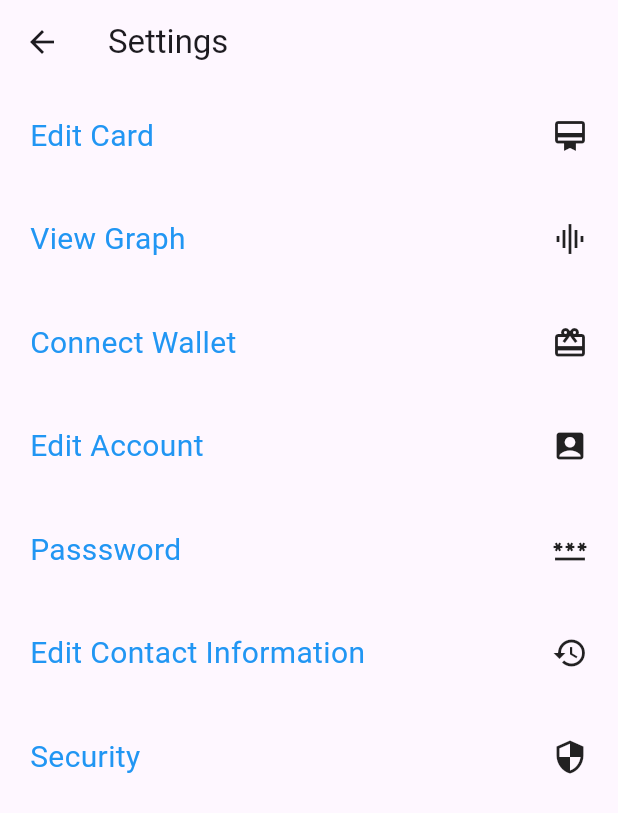
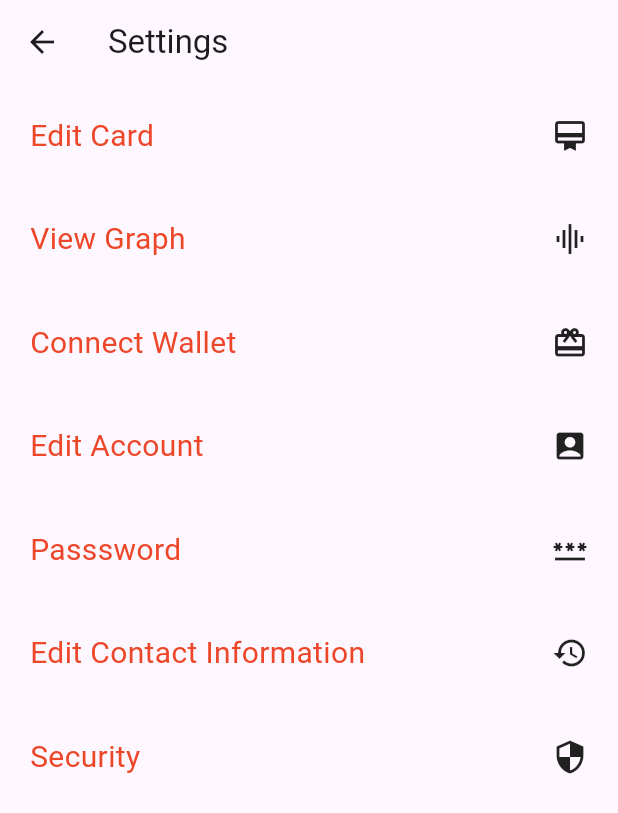
Before and after one commit to jwsvengit7/cardonic-app-flutter, a Flutter app: the screen it shows after launch, after a tap on the "menu" icon, after a tap on "Settings", on a phone screen of 412 x 824 dp. Shown: the top 813 px of the screen. Run offline on Flutter 3.47's test engine with Material 2 defaults, Android fonts, the phone set to English and light mode, and no system bars; our stand-ins replace flutter_svg, get, shared_preferences; network calls fail.

Commit message:
Color Tools

```diff
--- a/lib/helpers/constants.dart
+++ b/lib/helpers/constants.dart
@@ -1,3 +1,3 @@
 class Constants {
-  static final String BASE_URL = "http://192.168.0.106:8085";
+  static final String BASE_URL = "http://192.168.2.159:8085";
 }
--- a/lib/screen/User/dashboard.dart
+++ b/lib/screen/User/dashboard.dart
@@ -1,14 +1,13 @@
+import 'package:cardmonix/screen/User/dto/CoinsResponse.dart';
 import 'package:cardmonix/screen/User/dto/UserDetails.dart';
-import 'package:cardmonix/screen/User/giftcards/giftcards.dart';
+import 'package:cardmonix/screen/User/giftcards/giftcardsItem.dart';
 import 'package:cardmonix/screen/User/settings.dart';
 import 'package:cardmonix/screen/Verification/otp_verification.dart';
 import 'package:cardmonix/service/api_service.dart';
 import 'package:flutter/material.dart';
 import 'package:cardmonix/screen/User/coins/coins.dart';
 import 'package:cardmonix/screen/User/footer.dart';
-import 'package:http/http.dart' as http;
 import 'dart:convert';
-import 'package:shared_preferences/shared_preferences.dart';
 
 class DashboardScreen extends StatefulWidget {
   @override
@@ -23,7 +22,7 @@ class DashboardScreenState extends State<DashboardScreen> {
   String role = '';
   BigInt? amount = null;
 
-  List<Map<String, dynamic>> coinData = [];
+  List<Coin> coinData = [];
   dynamic userInfo;
 
   Future<void> fetchData() async {
@@ -35,15 +34,24 @@ class DashboardScreenState extends State<DashboardScreen> {
         final List<dynamic> content = data['data']['content'];
 
         setState(() {
-          coinData = content.cast<Map<String, dynamic>>();
+          coinData = content.map((coinJson) {
+            return Coin(
+              coin_id: coinJson['coin_id'],
+              name: coinJson['name'],
+              image: coinJson['image'],
+              current_price: coinJson['current_price'],
+              old_price: coinJson['old_price'],
+              activate: coinJson['activate'],
+            );
+          }).toList();
         });
-        print(coinData);
+        print(coinData.length);
       } else {
         print("Error");
         throw Exception('Failed to load data');
       }
     } catch (error) {
-      print("Error ocurred");
+      print("Error occurred: $error");
       throw Exception('Error: $error');
     }
   }
@@ -112,7 +120,7 @@ class DashboardScreenState extends State<DashboardScreen> {
           children: <Widget>[
             DrawerHeader(
               decoration: BoxDecoration(
-                color: Color.fromARGB(255, 44, 86, 223),
+                color: Color.fromARGB(255, 237, 70, 41),
               ),
               child: Column(
                 crossAxisAlignment: CrossAxisAlignment.start,
@@ -136,7 +144,7 @@ class DashboardScreenState extends State<DashboardScreen> {
                   Text(
                     email,
                     style: TextStyle(
-                      color: Color.fromARGB(155, 255, 255, 255),
+                      color: Color.fromARGB(255, 237, 70, 41),
                       fontSize: 13,
                     ),
                   ),
@@ -154,7 +162,7 @@ class DashboardScreenState extends State<DashboardScreen> {
               onTap: () {
                 Navigator.push(
                   context,
-                  MaterialPageRoute(builder: (context) => Giftcards()),
+                  MaterialPageRoute(builder: (context) => Item()),
                 );
               },
             ),
@@ -202,7 +210,6 @@ class DashboardScreenState extends State<DashboardScreen> {
                 children: [
                   Container(
                     height: 100,
-                    color: const Color.fromARGB(255, 203, 216, 222),
                     child: Row(
                       mainAxisAlignment: MainAxisAlignment.spaceEvenly,
                       crossAxisAlignment: CrossAxisAlignment.center,
@@ -214,7 +221,8 @@ class DashboardScreenState extends State<DashboardScreen> {
                           child: const SizedBox(
                             width: 40,
                             height: 40,
-                            child: Icon(Icons.menu),
+                            child:
+                                Icon(Icons.menu, color: Colors.red, size: 35),
                           ),
                         ),
                         SizedBox(
@@ -224,15 +232,13 @@ class DashboardScreenState extends State<DashboardScreen> {
                             mainAxisAlignment: MainAxisAlignment.center,
                             crossAxisAlignment: CrossAxisAlignment.center,
                             children: [
-                              ElevatedButton(
-                                onPressed: () {},
-                                child: const Text(
-                                  "Dashboard",
-                                  style: TextStyle(
-                                    fontSize: 20.0,
-                                    fontWeight: FontWeight.bold,
-                                    color: Color.fromARGB(255, 2, 23, 40),
-                                  ),
+                              Container(
+                                height: 100,
+                                alignment: Alignment.center,
+                                child: Image.asset(
+                                  "images/logo-app.jpeg",
+                                  width: 70,
+                                  height: 70,
                                 ),
                               ),
                             ],
@@ -241,7 +247,11 @@ class DashboardScreenState extends State<DashboardScreen> {
                         const SizedBox(
                           width: 40,
                           height: 40,
-                          child: Icon(Icons.notification_add),
+                          child: Icon(
+                            Icons.notification_add,
+                            size: 30,
+                            color: Colors.red,
+                          ),
                         ),
                       ],
                     ),
@@ -255,7 +265,7 @@ class DashboardScreenState extends State<DashboardScreen> {
                         Container(
                           width: MediaQuery.devicePixelRatioOf(context),
                           height: 300,
-                          color: Colors.red,
+                          color: Colors.white,
                         )
                       ],
                     ),
--- a/lib/screen/User/settings.dart
+++ b/lib/screen/User/settings.dart
@@ -8,6 +8,7 @@ import 'package:cardmonix/screen/User/setting/password.dart';
 import 'package:flutter/material.dart';
 
 class Setting extends StatelessWidget {
+  Color color = Color.fromARGB(255, 237, 70, 41);
   Widget build(BuildContext context) {
     return Scaffold(
       appBar: AppBar(title: const Text("Settings")),
@@ -22,12 +23,12 @@ class Setting extends StatelessWidget {
                 MaterialPageRoute(builder: (context) => CardContent()),
               );
             },
-            child: const Row(
+            child: Row(
               mainAxisAlignment: MainAxisAlignment.spaceBetween,
               children: [
                 Text(
                   "Edit Card",
-                  style: TextStyle(fontSize: 20, color: Colors.blue),
+                  style: TextStyle(fontSize: 20, color: color),
                 ),
                 Icon(Icons.card_membership),
               ],
@@ -44,12 +45,12 @@ class Setting extends StatelessWidget {
                 MaterialPageRoute(builder: (context) => Graph()),
               );
             },
-            child: const Row(
+            child: Row(
               mainAxisAlignment: MainAxisAlignment.spaceBetween,
               children: [
                 Text(
                   "View Graph",
-                  style: TextStyle(fontSize: 20, color: Colors.blue),
+                  style: TextStyle(fontSize: 20, color: color),
                 ),
                 Icon(Icons.graphic_eq_sharp),
               ],
@@ -66,12 +67,12 @@ class Setting extends StatelessWidget {
                 MaterialPageRoute(builder: (context) => Wallet()),
               );
             },
-            child: const Row(
+            child: Row(
               mainAxisAlignment: MainAxisAlignment.spaceBetween,
               children: [
                 Text(
                   "Connect Wallet",
-                  style: TextStyle(fontSize: 20, color: Colors.blue),
+                  style: TextStyle(fontSize: 20, color: color),
                 ),
                 Icon(Icons.wallet_giftcard),
               ],
@@ -88,12 +89,12 @@ class Setting extends StatelessWidget {
                 MaterialPageRoute(builder: (context) => Account()),
               );
             },
-            child: const Row(
+            child: Row(
               mainAxisAlignment: MainAxisAlignment.spaceBetween,
               children: <Widget>[
                 Text(
                   "Edit Account",
-                  style: TextStyle(fontSize: 20, color: Colors.blue),
+                  style: TextStyle(fontSize: 20, color: color),
                 ),
                 Icon(Icons.account_box),
               ],
@@ -110,12 +111,12 @@ class Setting extends StatelessWidget {
                 MaterialPageRoute(builder: (context) => Password()),
               );
             },
-            child: const Row(
+            child: Row(
               mainAxisAlignment: MainAxisAlignment.spaceBetween,
               children: [
                 Text(
                   "Passsword",
-                  style: TextStyle(fontSize: 20, color: Colors.blue),
+                  style: TextStyle(fontSize: 20, color: color),
                 ),
                 Icon(Icons.password),
               ],
@@ -132,12 +133,12 @@ class Setting extends StatelessWidget {
                 MaterialPageRoute(builder: (context) => Contact()),
               );
             },
-            child: const Row(
+            child: Row(
               mainAxisAlignment: MainAxisAlignment.spaceBetween,
               children: [
                 Text(
                   "Edit Contact Information",
-                  style: TextStyle(fontSize: 20, color: Colors.blue),
+                  style: TextStyle(fontSize: 20, color: color),
                 ),
                 Icon(Icons.history),
               ],
@@ -154,12 +155,12 @@ class Setting extends StatelessWidget {
                 MaterialPageRoute(builder: (context) => Security()),
               );
             },
-            child: const Row(
+            child: Row(
               mainAxisAlignment: MainAxisAlignment.spaceBetween,
               children: [
                 Text(
                   "Security",
-                  style: TextStyle(fontSize: 20, color: Colors.blue),
+                  style: TextStyle(fontSize: 20, color: color),
                 ),
                 Icon(Icons.security),
               ],
--- a/lib/screen/Verification/otp_verification.dart
+++ b/lib/screen/Verification/otp_verification.dart
@@ -56,7 +56,7 @@ class Otp extends StatelessWidget {
                     children: [
                       spaceHieigt,
                       SvgPicture.asset(
-                        'images/logo.svg',
+                        'images/logo-app.jpeg',
                         width: 50,
                         height: 50,
                         fit: BoxFit.contain,
--- a/lib/screen/login_signup.dart
+++ b/lib/screen/login_signup.dart
@@ -137,7 +137,7 @@ class _LoginSignupScreenState extends State<LoginSignupScreen> {
                   children: [
                     spaceHeight,
                     SvgPicture.asset(
-                      'images/logo.svg',
+                      'images/logo-app.jpeg',
                       width: 50,
                       height: 50,
                       fit: BoxFit.contain,
--- a/pubspec.yaml
+++ b/pubspec.yaml
@@ -69,6 +69,7 @@ flutter:
   # To add assets to your application, add an assets section, like this:
   assets:
      - images/logo.png
+     - images/logo-app.jpeg
      - images/logo-event.png
      - images/bg.jpg
 
```
Also changed, not shown: lib/screen/User/coins/CoinDetails.dart (+7 -1 lines), lib/screen/User/coins/coins.dart (+15 -9 lines), lib/screen/User/dto/CoinsResponse.dart (added, +28 -0 lines), lib/screen/User/giftcards/giftcardsItem.dart (added, +47 -0 lines), images/logo-app.jpeg (added), lib/screen/User/giftcards/List_of.dart (added).
